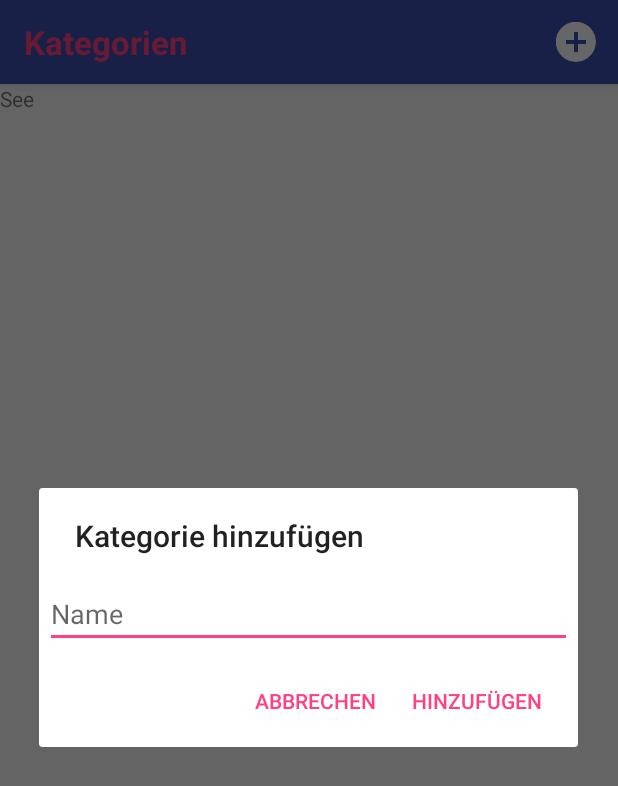
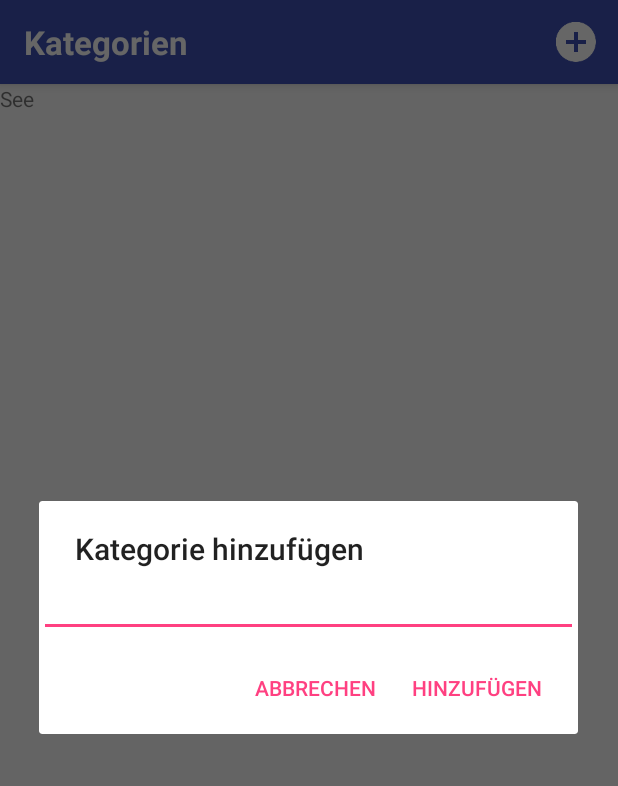
Before and after one commit to Beo1337/CashofClans, an Android app: the CategoryActivity screen opened directly, with no data from a screen before it, after a tap on "Hinzufügen", on a phone screen of 412 x 824 dp. Shown: the top 786 px of the screen. Run offline under Robolectric (Android 15) with nearby library versions, the phone set to English and light mode, and no system bars.

Commit message:
Add category finished (for now)

```diff
--- /dev/null
+++ b/app/src/main/java/com/cashify/category/AddDialogListener.java
@@ -0,0 +1,7 @@
+package com.cashify.category;
+
+import android.support.v4.app.DialogFragment;
+
+public interface AddDialogListener {
+    public void onCategoryAdd(String categoryName);
+}
--- a/app/src/main/java/com/cashify/category/CategoryActivity.java
+++ b/app/src/main/java/com/cashify/category/CategoryActivity.java
@@ -1,7 +1,6 @@
 package com.cashify.category;
 
 import android.support.v4.app.DialogFragment;
-import android.support.v4.app.Fragment;
 import android.os.Bundle;
 import android.support.v7.app.ActionBar;
 import android.support.v7.app.AppCompatActivity;
@@ -12,7 +11,6 @@ import android.support.v7.widget.Toolbar;
 import android.view.Menu;
 import android.view.MenuInflater;
 import android.view.MenuItem;
-import android.view.View;
 
 import com.cashify.category.CategoryAdapter;
 import com.cashify.category.CategoryManager;
@@ -25,7 +23,7 @@ import com.example.seps.cashofclans.R;
 // - delete categories
 // See specification
 // TODO: revisit 15 APR 2017 at the latest
-public class CategoryActivity extends AppCompatActivity {
+public class CategoryActivity extends AppCompatActivity implements AddDialogListener {
 
     private RecyclerView catRecycleView;
     private LinearLayoutManager layoutManager;
@@ -66,7 +64,6 @@ public class CategoryActivity extends AppCompatActivity {
 
     @Override
     public boolean onOptionsItemSelected(MenuItem item) {
-        // Handle item selection
         switch (item.getItemId()) {
             case R.id.action_category_add:
                 DialogFragment addFragment = new CategoryAddFragment();
@@ -76,4 +73,9 @@ public class CategoryActivity extends AppCompatActivity {
                 return super.onOptionsItemSelected(item);
         }
     }
+
+    @Override
+    public void onCategoryAdd(String categoryName) {
+        (new CategoryManager()).addCategory(categoryName);
+    }
 }
--- a/app/src/main/java/com/cashify/category/CategoryAddFragment.java
+++ b/app/src/main/java/com/cashify/category/CategoryAddFragment.java
@@ -1,23 +1,33 @@
 package com.cashify.category;
 
+import android.app.Activity;
 import android.app.AlertDialog;
 import android.app.Dialog;
 import android.support.v4.app.DialogFragment;
 import android.content.DialogInterface;
 import android.os.Bundle;
-import android.view.LayoutInflater;
-
-import com.example.seps.cashofclans.R;
+import android.text.InputType;
+import android.widget.EditText;
+import android.widget.TextView;
 
 public class CategoryAddFragment extends DialogFragment {
+
+    private AddDialogListener listener;
+    private TextView catNameTextView;
+
     @Override
     public Dialog onCreateDialog(Bundle savedInstanceState) {
         AlertDialog.Builder builder = new AlertDialog.Builder(getActivity());
-        LayoutInflater inflater = getActivity().getLayoutInflater();
-        builder.setView(inflater.inflate(R.layout.dialog_category_add, null));
+        EditText input = new EditText(getContext());
+        input.setInputType(InputType.TYPE_CLASS_TEXT);
+        builder.setView(input);
+
+        //TODO: Fix magic strings
         builder.setTitle("Kategorie hinzufügen")
                 .setPositiveButton("Hinzufügen", new DialogInterface.OnClickListener() {
                     public void onClick(DialogInterface dialog, int id) {
+                        //TODO: Needs a bunch of safety checks
+                        listener.onCategoryAdd(input.getText().toString());
                     }
                 })
                 .setNegativeButton("Abbrechen", new DialogInterface.OnClickListener() {
@@ -26,4 +36,15 @@ public class CategoryAddFragment extends DialogFragment {
                 });
         return builder.create();
     }
+
+    @Override
+    public void onAttach(Activity activity) {
+        super.onAttach(activity);
+        try {
+            listener = (AddDialogListener) activity;
+        } catch (ClassCastException e) {
+            throw new ClassCastException(activity.toString()
+                    + " must implement NoticeDialogListener");
+        }
+    }
 }
--- a/app/src/main/java/com/cashify/category/CategoryManager.java
+++ b/app/src/main/java/com/cashify/category/CategoryManager.java
@@ -42,4 +42,9 @@ public class CategoryManager {
     public int getCount() {
         return categoryList.size();
     }
+
+    public boolean addCategory(String name) {
+        categoryList.add(new Category(name));
+        return true;
+    }
 }
--- a/app/src/main/res/layout/activity_category.xml
+++ b/app/src/main/res/layout/activity_category.xml
@@ -32,7 +32,7 @@
                 android:gravity="center_vertical"
                 android:text="@string/title_activity_category"
                 android:textSize="22sp"
-                android:textColor="@color/colorAccent"
+                android:textColor="@color/colorWhite"
                 android:textStyle="bold" />
             </android.support.v7.widget.Toolbar>
 
--- a/app/src/main/res/layout/dialog_category_add.xml
+++ /dev/null
@@ -1,16 +0,0 @@
-<?xml version="1.0" encoding="utf-8"?>
-<LinearLayout xmlns:android="http://schemas.android.com/apk/res/android"
-android:orientation="vertical"
-android:layout_width="wrap_content"
-android:layout_height="wrap_content">
-<EditText
-    android:id="@+id/username"
-    android:inputType="textEmailAddress"
-    android:layout_width="match_parent"
-    android:layout_height="wrap_content"
-    android:layout_marginTop="16dp"
-    android:layout_marginLeft="4dp"
-    android:layout_marginRight="4dp"
-    android:layout_marginBottom="4dp"
-    android:hint="Name" />
-</LinearLayout>
--- a/app/src/main/res/values/colors.xml
+++ b/app/src/main/res/values/colors.xml
@@ -3,4 +3,5 @@
     <color name="colorPrimary">#3F51B5</color>
     <color name="colorPrimaryDark">#303F9F</color>
     <color name="colorAccent">#FF4081</color>
+    <color name="colorWhite">#FFFFFF</color>
 </resources>
```
